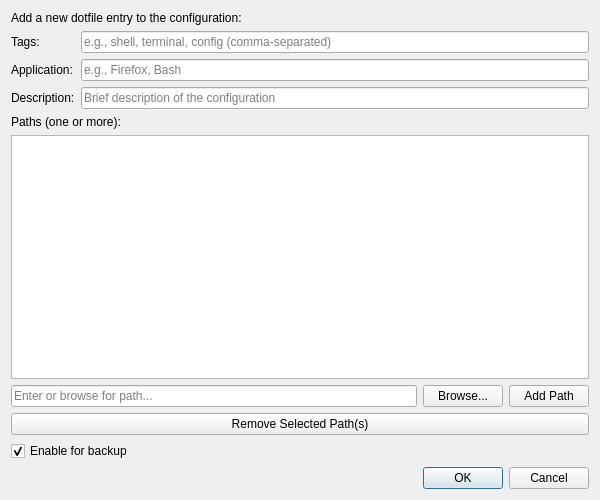
The window that DFBU/gui/designer/add_dotfile_dialog.ui (L3DigitalNet/DFBU-DotFiles-Backup-Utility) describes before a commit, drawn with Qt 5.
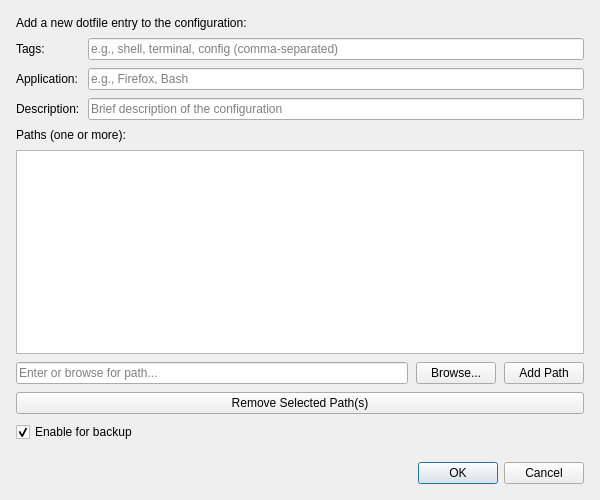
The same window after the commit.

```diff
--- a/DFBU/gui/designer/add_dotfile_dialog.ui
+++ b/DFBU/gui/designer/add_dotfile_dialog.ui
@@ -17,6 +17,21 @@
    <bool>true</bool>
   </property>
   <layout class="QVBoxLayout" name="mainLayout">
+   <property name="spacing">
+    <number>8</number>
+   </property>
+   <property name="leftMargin">
+    <number>16</number>
+   </property>
+   <property name="topMargin">
+    <number>16</number>
+   </property>
+   <property name="rightMargin">
+    <number>16</number>
+   </property>
+   <property name="bottomMargin">
+    <number>16</number>
+   </property>
    <item>
     <widget class="QLabel" name="infoLabel">
      <property name="text">
@@ -26,6 +41,9 @@
    </item>
    <item>
     <layout class="QFormLayout" name="formLayout">
+     <property name="verticalSpacing">
+      <number>8</number>
+     </property>
      <item row="0" column="0">
       <widget class="QLabel" name="tagsLabel">
        <property name="text">
@@ -126,6 +144,22 @@
      </property>
     </widget>
    </item>
+   <item>
+    <spacer name="buttonTopSpacer">
+     <property name="orientation">
+      <enum>Qt::Orientation::Vertical</enum>
+     </property>
+     <property name="sizeType">
+      <enum>QSizePolicy::Policy::Fixed</enum>
+     </property>
+     <property name="sizeHint" stdset="0">
+      <size>
+       <width>0</width>
+       <height>12</height>
+      </size>
+     </property>
+    </spacer>
+   </item>
    <item>
     <widget class="QDialogButtonBox" name="buttonBox">
      <property name="orientation">
```
